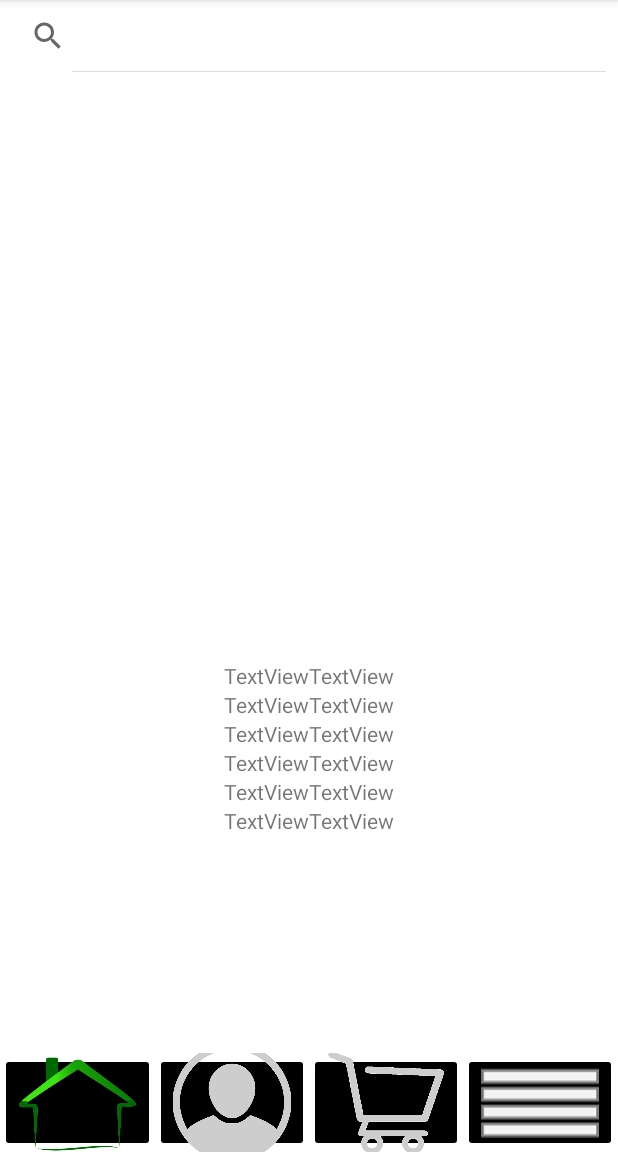
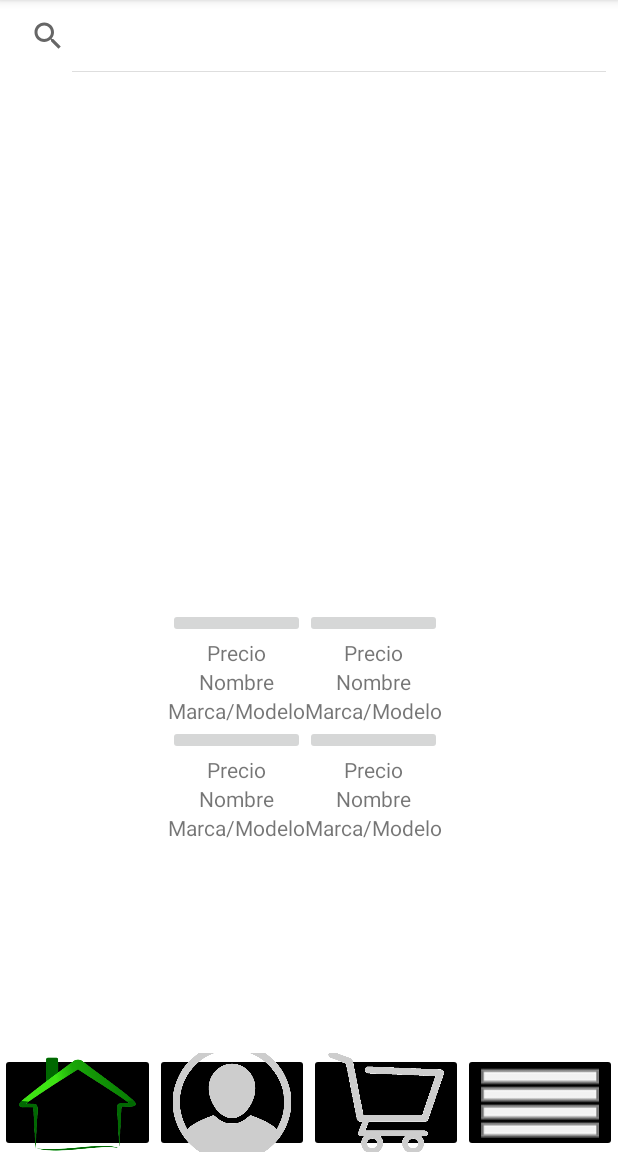
Before and after one commit to XNightDragonX/TechsideAndroidModule, an Android app: the screen it shows after launch (MainActivity), on a phone screen of 412 x 824 dp, the part 84-1236 px from its top. Run offline under Robolectric (Android 15) with nearby library versions, the phone set to English and light mode, and no system bars; 7 statements that could not run were skipped.

Commit message:
main full

```diff
--- a/app/src/main/res/layout/activity_main.xml
+++ b/app/src/main/res/layout/activity_main.xml
@@ -22,9 +22,11 @@
             android:iconifiedByDefault="false">
 
             <requestFocus />
+
         </SearchView>
 
         <ListView
+            android:visibility="gone"
             android:id="@+id/listprod"
             android:layout_width="match_parent"
             android:layout_height="125dp"
@@ -33,7 +35,8 @@
             app:layout_constraintHorizontal_bias="1.0"
             app:layout_constraintStart_toStartOf="parent"
             app:layout_constraintTop_toTopOf="parent"
-            app:layout_constraintVertical_bias="0.0" />
+            app:layout_constraintVertical_bias="0.0">
+        </ListView>
 
     </LinearLayout>
 
@@ -57,7 +60,8 @@
             android:layout_weight="1"
             android:backgroundTint="#000000"
             android:scaleType="centerCrop"
-            app:srcCompat="@drawable/home" />
+            app:srcCompat="@drawable/home"
+            tools:ignore="SpeakableTextPresentCheck" />
 
         <ImageButton
             android:id="@+id/User"
@@ -66,7 +70,8 @@
             android:layout_weight="1"
             android:backgroundTint="#000000"
             android:scaleType="centerCrop"
-            app:srcCompat="@drawable/user" />
+            app:srcCompat="@drawable/user"
+            tools:ignore="SpeakableTextPresentCheck" />
 
         <ImageButton
             android:id="@+id/Store"
@@ -78,7 +83,7 @@
             app:srcCompat="@drawable/store" />
 
         <ImageButton
-            android:id="@+id/More"
+            android:id="@+id/Store"
             android:layout_width="wrap_content"
             android:layout_height="wrap_content"
             android:layout_weight="1"
@@ -89,16 +94,14 @@
 
     <TableLayout
         android:id="@+id/tableLayout"
-        android:layout_width="413dp"
-        android:layout_height="390dp"
+        android:layout_width="407dp"
+        android:layout_height="421dp"
         android:layout_marginBottom="8dp"
         android:gravity="center_vertical"
         app:layout_constraintBottom_toTopOf="@+id/buttons"
         app:layout_constraintEnd_toEndOf="parent"
-        app:layout_constraintHorizontal_bias="1.0"
-        app:layout_constraintStart_toStartOf="parent"
-        app:layout_constraintTop_toBottomOf="@+id/linearLayout4"
-        app:layout_constraintVertical_bias="1.0">
+        app:layout_constraintHorizontal_bias="0.0"
+        app:layout_constraintStart_toStartOf="parent">
 
         <TableRow
             android:layout_width="match_parent"
@@ -111,32 +114,32 @@
                 android:gravity="center_vertical"
                 android:orientation="vertical">
 
-                <ImageView
-                    android:id="@+id/imageView8"
+                <ImageButton
+                    android:id="@+id/ButtonProd1"
                     android:layout_width="match_parent"
                     android:layout_height="wrap_content"
                     tools:srcCompat="@tools:sample/avatars" />
 
                 <TextView
-                    android:id="@+id/textView5"
+                    android:id="@+id/Precio1"
                     android:layout_width="match_parent"
                     android:layout_height="wrap_content"
                     android:gravity="center_horizontal"
-                    android:text="TextView" />
+                    android:text="Precio" />
 
                 <TextView
-                    android:id="@+id/textView4"
+                    android:id="@+id/Nombre1"
                     android:layout_width="match_parent"
                     android:layout_height="wrap_content"
                     android:gravity="center_horizontal"
-                    android:text="TextView" />
+                    android:text="Nombre" />
 
                 <TextView
-                    android:id="@+id/textView3"
+                    android:id="@+id/MarcaModelo1"
                     android:layout_width="match_parent"
                     android:layout_height="wrap_content"
                     android:gravity="center_horizontal"
-                    android:text="TextView" />
+                    android:text="Marca/Modelo" />
             </LinearLayout>
 
             <LinearLayout
@@ -145,38 +148,38 @@
                 android:gravity="center_vertical"
                 android:orientation="vertical">
 
-                <ImageView
-                    android:id="@+id/imageView9"
+                <ImageButton
+                    android:id="@+id/ButtonProd2"
                     android:layout_width="match_parent"
                     android:layout_height="wrap_content"
                     tools:srcCompat="@tools:sample/avatars" />
 
                 <TextView
-                    android:id="@+id/textView6"
+                    android:id="@+id/Precio2"
                     android:layout_width="match_parent"
                     android:layout_height="wrap_content"
                     android:gravity="center_horizontal"
-                    android:text="TextView" />
+                    android:text="Precio" />
 
                 <TextView
-                    android:id="@+id/textView7"
+                    android:id="@+id/Nombre2"
                     android:layout_width="match_parent"
                     android:layout_height="wrap_content"
                     android:gravity="center_horizontal"
-                    android:text="TextView" />
+                    android:text="Nombre" />
 
                 <TextView
-                    android:id="@+id/textView8"
+                    android:id="@+id/MarcaModelo2"
                     android:layout_width="match_parent"
                     android:layout_height="wrap_content"
                     android:gravity="center_horizontal"
-                    android:text="TextView" />
+                    android:text="Marca/Modelo" />
             </LinearLayout>
         </TableRow>
 
         <TableRow
             android:layout_width="match_parent"
-            android:layout_height="205dp"
+            android:layout_height="match_parent"
             android:gravity="center_horizontal">
 
             <LinearLayout
@@ -185,32 +188,32 @@
                 android:gravity="center_vertical"
                 android:orientation="vertical">
 
-                <ImageView
-                    android:id="@+id/imageView7"
+                <ImageButton
+                    android:id="@+id/ButtonProd3"
                     android:layout_width="match_parent"
                     android:layout_height="wrap_content"
                     tools:srcCompat="@tools:sample/avatars" />
 
                 <TextView
-                    android:id="@+id/textView9"
+                    android:id="@+id/Precio3"
                     android:layout_width="match_parent"
                     android:layout_height="wrap_content"
                     android:gravity="center_horizontal"
-                    android:text="TextView" />
+                    android:text="Precio" />
 
                 <TextView
-                    android:id="@+id/textView10"
+                    android:id="@+id/Nombre3"
                     android:layout_width="match_parent"
                     android:layout_height="wrap_content"
                     android:gravity="center_horizontal"
-                    android:text="TextView" />
+                    android:text="Nombre" />
 
                 <TextView
-                    android:id="@+id/textView11"
+                    android:id="@+id/MarcaModelo3"
                     android:layout_width="match_parent"
                     android:layout_height="wrap_content"
                     android:gravity="center_horizontal"
-                    android:text="TextView" />
+                    android:text="Marca/Modelo" />
             </LinearLayout>
 
             <LinearLayout
@@ -219,55 +222,35 @@
                 android:gravity="center_vertical"
                 android:orientation="vertical">
 
-                <ImageView
-                    android:id="@+id/imageView10"
+                <ImageButton
+                    android:id="@+id/ButtonProd4"
                     android:layout_width="match_parent"
                     android:layout_height="wrap_content"
                     tools:srcCompat="@tools:sample/avatars" />
 
                 <TextView
-                    android:id="@+id/textView12"
+                    android:id="@+id/Precio4"
                     android:layout_width="match_parent"
                     android:layout_height="wrap_content"
                     android:gravity="center_horizontal"
-                    android:text="TextView" />
+                    android:text="Precio" />
 
                 <TextView
-                    android:id="@+id/textView13"
+                    android:id="@+id/Nombre4"
                     android:layout_width="match_parent"
                     android:layout_height="wrap_content"
                     android:gravity="center_horizontal"
-                    android:text="TextView" />
+                    android:text="Nombre" />
 
                 <TextView
-                    android:id="@+id/textView14"
+                    android:id="@+id/MarcaModelo4"
                     android:layout_width="match_parent"
                     android:layout_height="wrap_content"
                     android:gravity="center_horizontal"
-                    android:text="TextView" />
+                    android:text="Marca/Modelo" />
             </LinearLayout>
         </TableRow>
 
     </TableLayout>
 
-    <LinearLayout
-        android:id="@+id/linearLayout4"
-        android:layout_width="412dp"
-        android:layout_height="90dp"
-        android:orientation="horizontal"
-        app:layout_constraintBottom_toBottomOf="parent"
-        app:layout_constraintEnd_toEndOf="parent"
-        app:layout_constraintHorizontal_bias="1.0"
-        app:layout_constraintStart_toStartOf="parent"
-        app:layout_constraintTop_toBottomOf="@+id/search_bar"
-        app:layout_constraintVertical_bias="0.0">
-
-        <ImageView
-            android:id="@+id/imageView12"
-            android:layout_width="wrap_content"
-            android:layout_height="wrap_content"
-            android:layout_weight="1"
-            tools:srcCompat="@tools:sample/backgrounds/scenic" />
-    </LinearLayout>
-
 </androidx.constraintlayout.widget.ConstraintLayout>
```
